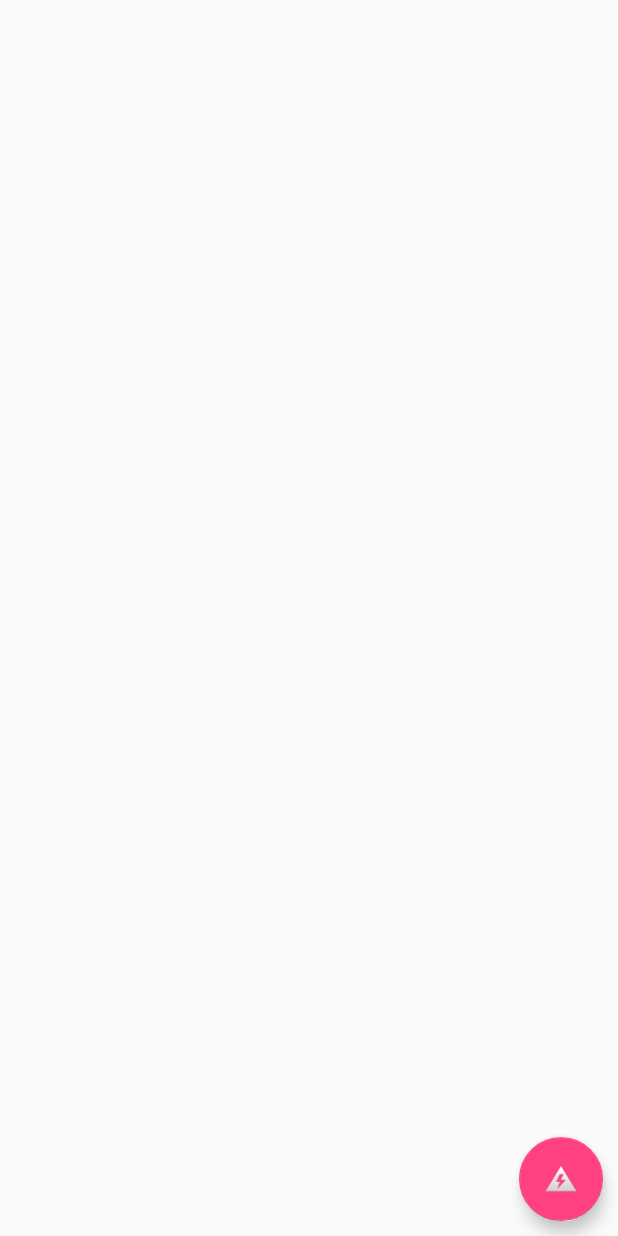
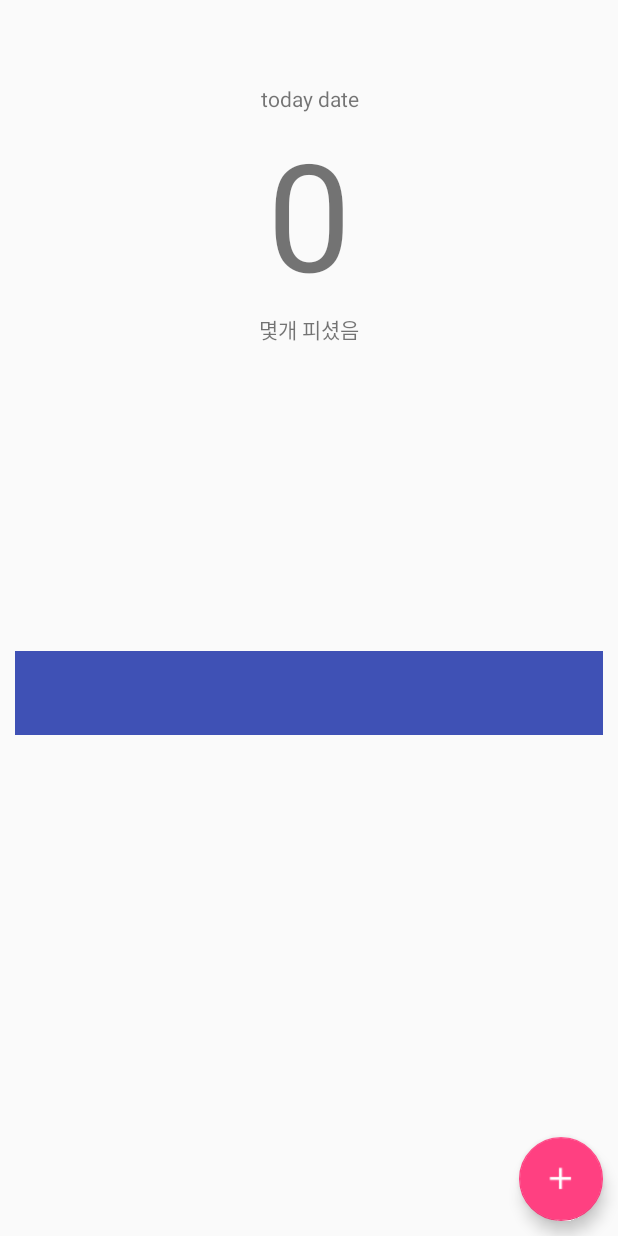
Before and after one commit to manorgass/stopSmoke, an Android app: the layout activity_main.xml on its own in the app's theme, with its tools: preview values and no code run, on a phone screen of 412 x 824 dp. Run offline under Robolectric (Android 15) with nearby library versions, the phone set to English and light mode, and no system bars.

Commit message:
add MPchart for graph add FAB action event add fragments

```diff
--- a/app/build.gradle
+++ b/app/build.gradle
@@ -23,6 +23,8 @@ dependencies {
     implementation 'com.android.support:appcompat-v7:26.1.0'
     implementation 'com.android.support.constraint:constraint-layout:1.1.0'
     implementation 'com.android.support:design:26.1.0'
+    implementation 'com.android.support:support-v4:26.1.0'
+    implementation 'com.github.PhilJay:MPAndroidChart:v3.0.3'
     testImplementation 'junit:junit:4.12'
     androidTestImplementation 'com.android.support.test:runner:1.0.1'
     androidTestImplementation 'com.android.support.test.espresso:espresso-core:3.0.1'
--- a/app/src/main/res/layout/activity_main.xml
+++ b/app/src/main/res/layout/activity_main.xml
@@ -14,7 +14,59 @@
 
         <LinearLayout
             android:layout_width="match_parent"
-            android:layout_height="wrap_content">
+            android:layout_height="wrap_content"
+            android:orientation="vertical">
+
+            <TextView
+                android:id="@+id/main_tv_date"
+                android:layout_width="match_parent"
+                android:layout_height="wrap_content"
+                android:gravity="center"
+                android:text="today date" />
+
+            <TextView
+                android:id="@+id/main_tv_numOfSmoke"
+                android:layout_width="match_parent"
+                android:layout_height="wrap_content"
+                android:gravity="center"
+                android:text="0"
+                android:textSize="100sp" />
+
+            <TextView
+                android:id="@+id/main_tv_compare"
+                android:layout_width="match_parent"
+                android:layout_height="wrap_content"
+                android:gravity="center"
+                android:text="몇개 피셨음" />
+
+            <LinearLayout xmlns:android="http://schemas.android.com/apk/res/android"
+                xmlns:app="http://schemas.android.com/apk/res-auto"
+                xmlns:tools="http://schemas.android.com/tools"
+                android:id="@+id/activity_main"
+                android:layout_margin="10dp"
+                android:layout_width="match_parent"
+                android:layout_height="250dp"
+                android:orientation="vertical">
+
+
+                <android.support.v4.view.ViewPager
+                    android:id="@+id/pager"
+                    android:layout_width="match_parent"
+                    android:layout_height="0dp"
+                    android:layout_weight="1"/>
+
+                <android.support.design.widget.TabLayout
+                    android:id="@+id/tabs"
+                    android:layout_width="match_parent"
+                    android:layout_height="wrap_content"
+                    android:background="?attr/colorPrimary"
+                    android:minHeight="?attr/actionBarSize"
+                    app:tabGravity="fill"
+                    app:tabMode="fixed"
+                    app:tabSelectedTextColor="@color/colorAccent"
+                    app:tabTextColor="#FFF" />
+
+            </LinearLayout>
 
 
         </LinearLayout>
@@ -22,14 +74,14 @@
     </ScrollView>
 
     <android.support.design.widget.FloatingActionButton
+        android:id="@+id/main_fab_add"
         android:layout_width="wrap_content"
         android:layout_height="wrap_content"
         android:layout_alignParentBottom="true"
         android:layout_alignParentEnd="true"
         android:layout_gravity="bottom|end"
-        android:id="@+id/main_fab_add"
         android:layout_margin="10dp"
-        android:src="@android:drawable/ic_lock_idle_low_battery" />
+        android:src="@drawable/baseline_add_white_18" />
 
 
 </android.support.design.widget.CoordinatorLayout>
--- a/app/src/main/res/values/strings.xml
+++ b/app/src/main/res/values/strings.xml
@@ -1,3 +1,6 @@
 <resources>
     <string name="app_name">StopSmokeMng</string>
+
+    <!-- TODO: Remove or change this placeholder text -->
+    <string name="hello_blank_fragment">Hello blank fragment</string>
 </resources>
--- a/build.gradle
+++ b/build.gradle
@@ -19,6 +19,7 @@ allprojects {
     repositories {
         google()
         jcenter()
+        maven { url 'https://jitpack.io' }
     }
 }
 
```
Also changed, not shown: app/src/main/java/com/korhacker/stopsmokemng/GraphDayFragment.java (added, +29 -0 lines), app/src/main/java/com/korhacker/stopsmokemng/GraphMonthFragment.java (added, +29 -0 lines), app/src/main/java/com/korhacker/stopsmokemng/GraphTimeFragment.java (added, +59 -0 lines), app/src/main/java/com/korhacker/stopsmokemng/MainActivity.java (+65 -6 lines), app/src/main/res/layout/fragment_graph_day.xml (added, +19 -0 lines), app/src/main/res/layout/fragment_graph_month.xml (added, +19 -0 lines), app/src/main/res/layout/fragment_graph_time.xml (added, +13 -0 lines), app/src/main/res/drawable-xxhdpi/baseline_add_white_18.png (added).
